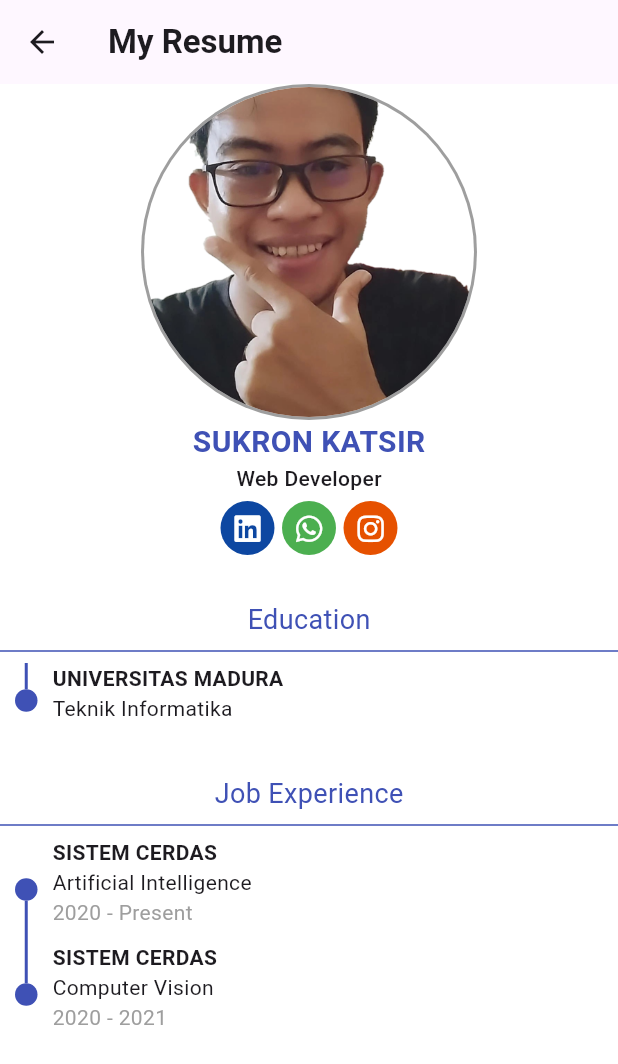
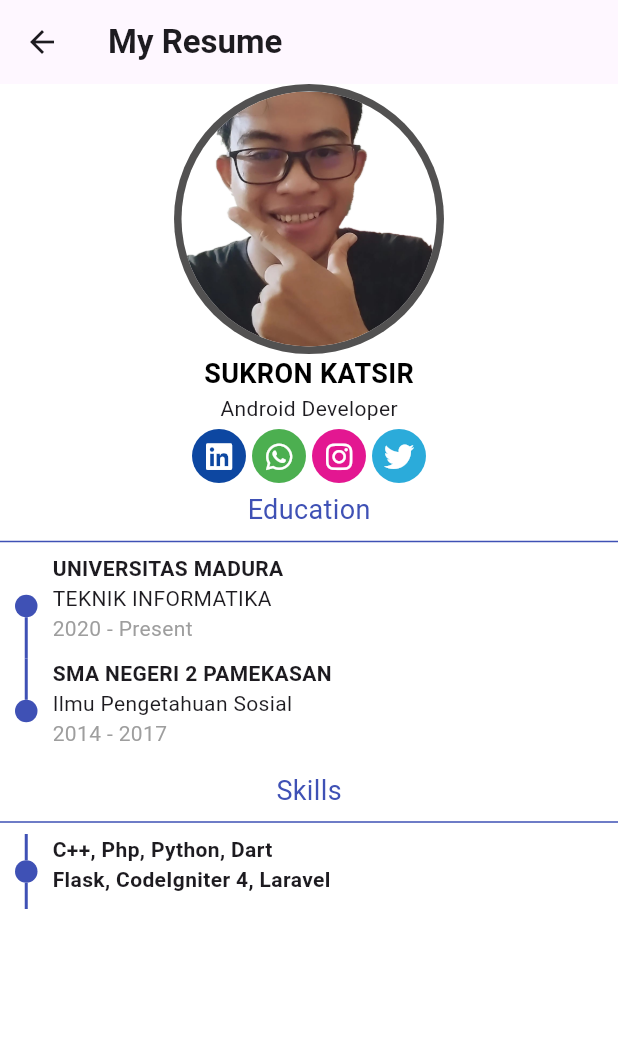
Before and after one commit to SUKRON-KATSIR/project_flutter_dart, a Flutter app: the Resume screen opened directly, on a phone screen of 412 x 824 dp. Shown: the top 1064 px of the screen. Run offline on Flutter 3.47's test engine with Material 2 defaults, Android fonts, the phone set to English and light mode, and no system bars; drawn by our look-alikes of timeline_tile; our stand-ins replace font_awesome_flutter.

Commit message:
add output

```diff
--- a/lib/resume.dart
+++ b/lib/resume.dart
@@ -25,10 +25,10 @@ class Resume extends StatelessWidget {
             child: Column(
               children: [
                 const CircleAvatar(
-                  backgroundColor: Colors.grey,
-                  radius: 112,
+                  backgroundColor: Color.fromARGB(255, 82, 81, 81),
+                  radius: 90,
                   child: CircleAvatar(
-                    radius: 110,
+                    radius: 85,
                     backgroundColor: Colors.white,
                     backgroundImage: AssetImage('assets/sukron.png'),
                   ),
@@ -36,18 +36,18 @@ class Resume extends StatelessWidget {
                 const Text(
                   'SUKRON KATSIR',
                   style: TextStyle(
-                    color: Colors.indigo,
+                    color: Color.fromARGB(255, 0, 0, 0),
                     fontWeight: FontWeight.bold,
-                    fontSize: 20,
+                    fontSize: 18,
                   ),
                 ),
                 const Text(
-                  'Web Developer',
+                  'Android Developer',
                   style: TextStyle(
-                    fontWeight: FontWeight.w500,
+                    fontWeight: FontWeight.w400,
                   ),
                 ),
-                const SizedBox(height: 5),
+                const SizedBox(height: 4),
                 Row(
                   crossAxisAlignment: CrossAxisAlignment.center,
                   mainAxisAlignment: MainAxisAlignment.center,
@@ -57,17 +57,23 @@ class Resume extends StatelessWidget {
                       icon: FontAwesomeIcons.linkedin,
                       bgColor: Colors.blue.shade900,
                     ),
-                    const SizedBox(width: 5),
+                    const SizedBox(width: 4),
                     SocialButton(
                       url: 'https://wa.me/6287771162011',
                       icon: FontAwesomeIcons.whatsapp,
                       bgColor: Colors.green.shade500,
                     ),
-                    const SizedBox(width: 5),
+                    const SizedBox(width: 4),
                     SocialButton(
                       url: 'https://www.instagram.com/sukron_katsir',
                       icon: FontAwesomeIcons.instagram,
-                      bgColor: Colors.orange.shade900,
+                      bgColor: Color.fromARGB(255, 227, 23, 145),
+                    ),
+                    const SizedBox(width: 4),
+                    SocialButton(
+                      url: 'https://twitter.com/sukron_katsir',
+                      icon: FontAwesomeIcons.twitter,
+                      bgColor: Color(0xFF2BABDA),
                     ),
                   ],
                 ),
@@ -75,12 +81,44 @@ class Resume extends StatelessWidget {
             ),
           ),
 
-          const SizedBox(height: 30),
+          const SizedBox(height: 5),
 
           // Edu
           const Center(
             child: Text(
               "Education",
+              style: TextStyle(
+                color: Colors.indigo,
+                fontSize: 18,
+              ),
+            ),
+          ),
+          const Divider(color: Colors.indigo),
+          const Column(
+            children: [
+              TimelineContent(
+                title: 'UNIVERSITAS MADURA',
+                description: 'TEKNIK INFORMATIKA',
+                subdescription: '2020 - Present',
+                isFirst: true,
+                isLast: false,
+              ),
+              TimelineContent(
+                title: 'SMA NEGERI 2 PAMEKASAN',
+                description: 'Ilmu Pengetahuan Sosial',
+                subdescription: '2014 - 2017',
+                isFirst: false,
+                isLast: true,
+              ),
+            ],
+          ),
+
+          const SizedBox(height: 5),
+
+          // Edu
+          const Center(
+            child: Text(
+              "Skills",
               style: TextStyle(
                 color: Colors.indigo,
                 fontSize: 18,
@@ -101,18 +139,23 @@ class Resume extends StatelessWidget {
                         crossAxisAlignment: CrossAxisAlignment.start,
                         children: [
                           Text(
-                            'UNIVERSITAS MADURA',
+                            'C++, Php, Python, Dart',
                             style: TextStyle(
                               fontWeight: FontWeight.bold,
                             ),
                           ),
-                          Text('Teknik Informatika'),
+                          Text(
+                            'Flask, CodeIgniter 4, Laravel',
+                            style: TextStyle(
+                              fontWeight: FontWeight.bold,
+                            ),
+                          ),
                         ],
                       ),
                     ),
                     beforeLineStyle:
                         const LineStyle(color: Colors.indigo, thickness: 2),
-                    isLast: true,
+                    isLast: false,
                     indicatorStyle: const IndicatorStyle(
                       color: Colors.indigo,
                       width: 15,
@@ -122,38 +165,6 @@ class Resume extends StatelessWidget {
               ),
             ],
           ),
-
-          const SizedBox(height: 24),
-
-          // Edu
-          const Center(
-            child: Text(
-              "Job Experience",
-              style: TextStyle(
-                color: Colors.indigo,
-                fontSize: 18,
-              ),
-            ),
-          ),
-          const Divider(color: Colors.indigo),
-          const Column(
-            children: [
-              TimelineContent(
-                title: 'SISTEM CERDAS',
-                description: 'Artificial Intelligence',
-                subdescription: '2020 - Present',
-                isFirst: true,
-                isLast: false,
-              ),
-              TimelineContent(
-                title: 'SISTEM CERDAS',
-                description: 'Computer Vision',
-                subdescription: '2020 - 2021',
-                isFirst: false,
-                isLast: true,
-              ),
-            ],
-          ),
         ],
       ),
     );
```
Also changed, not shown: assets/output.jpg (added), 1 other file.
